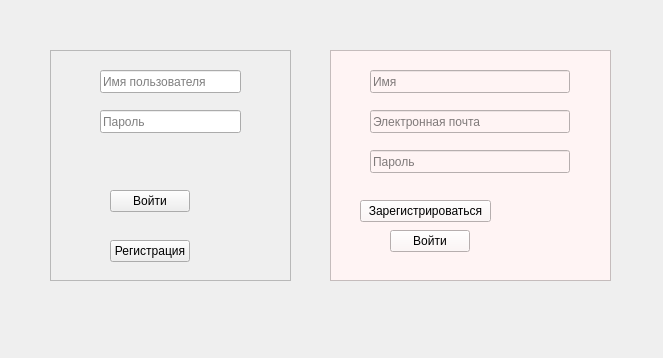
This is login.ui in Alexx-Alt/QtProject as Qt 5 draws it before an edit. The edited form follows.
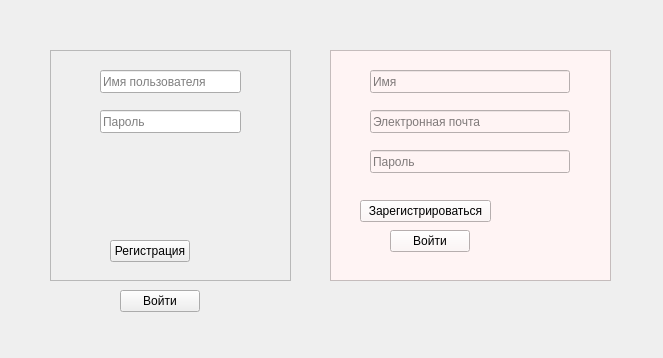
This is the edited form.

Patch:
```diff
--- a/login.ui
+++ b/login.ui
@@ -144,19 +144,6 @@
      <string>Пароль</string>
     </property>
    </widget>
-   <widget class="QPushButton" name="LoginButton">
-    <property name="geometry">
-     <rect>
-      <x>60</x>
-      <y>140</y>
-      <width>80</width>
-      <height>22</height>
-     </rect>
-    </property>
-    <property name="text">
-     <string>Войти</string>
-    </property>
-   </widget>
    <widget class="QPushButton" name="RegistrationButton">
     <property name="geometry">
      <rect>
@@ -171,6 +158,19 @@
     </property>
    </widget>
   </widget>
+  <widget class="QPushButton" name="LoginButton">
+   <property name="geometry">
+    <rect>
+     <x>120</x>
+     <y>290</y>
+     <width>80</width>
+     <height>22</height>
+    </rect>
+   </property>
+   <property name="text">
+    <string>Войти</string>
+   </property>
+  </widget>
   <zorder>frame</zorder>
   <zorder>registerframe</zorder>
  </widget>
```
Left out of the diff: 1 changed line with no effect on the pictures.
